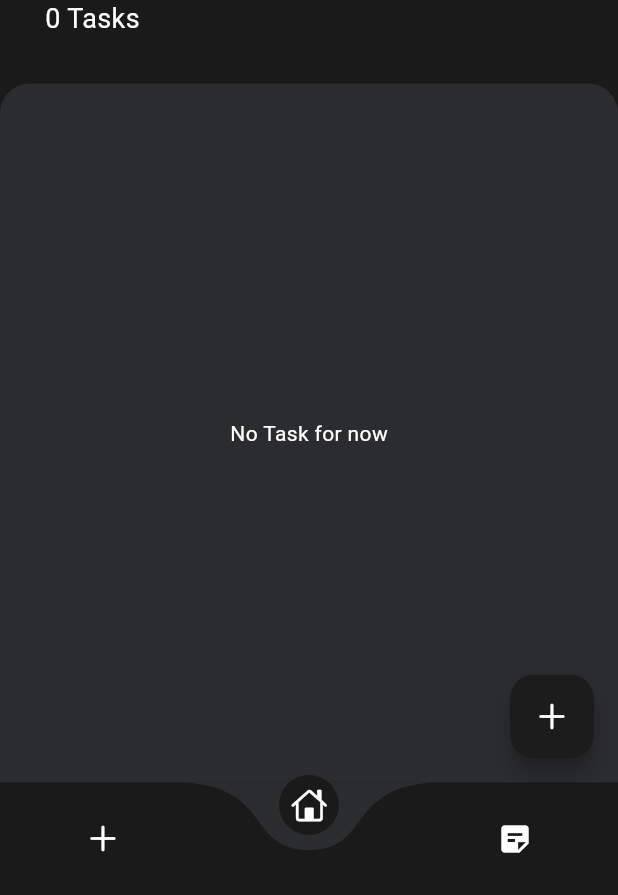
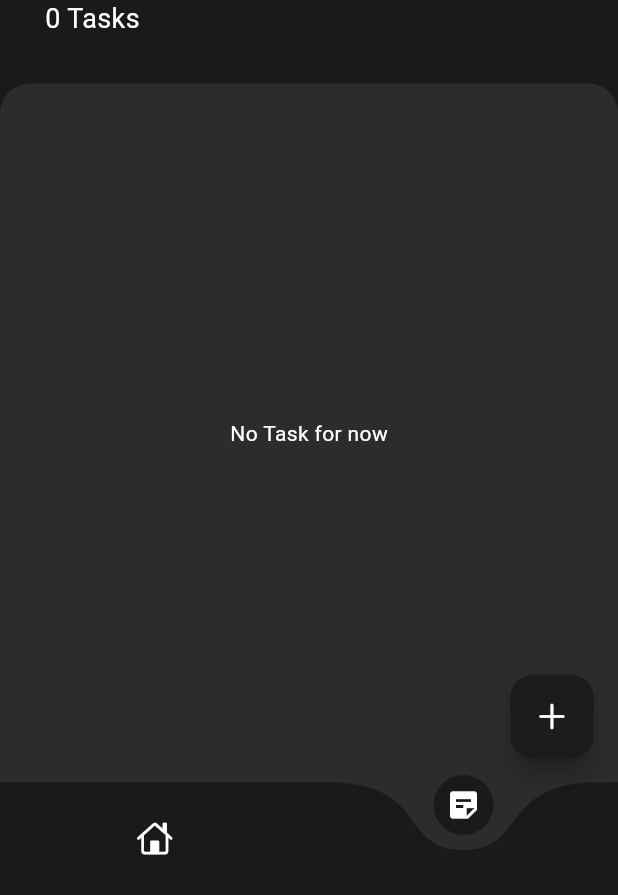
Before and after one commit to yigitalisonmez/to_do_app_flutter, a Flutter app: the screen it shows after launch, on a phone screen of 412 x 824 dp, the part 341-1236 px from its top. Run offline on Flutter 3.47's test engine with Material 3 defaults, Android fonts, the light colour scheme and no system bars; drawn by our look-alikes of curved_navigation_bar; our stand-ins replace auto_route, auto_size_text, cloud_firestore, firebase_core, hive, hive_flutter; missing offline and left inert: flutter_quill; accounts and stored records are empty; Roboto replaces fonts that are missing (DotGothic16).

Commit message:
implement auto_route for navigation

```diff
--- a/lib/models/task/task_data.dart
+++ b/lib/models/task/task_data.dart
@@ -3,7 +3,6 @@ import 'package:flutter/cupertino.dart';
 import 'package:flutter/material.dart';
 import 'package:todoey_flutter/models/task/task.dart';
 import 'package:cloud_firestore/cloud_firestore.dart';
-import 'package:todoey_flutter/screens/todo_screen/todo_screen.dart';
 
 class TaskData extends ChangeNotifier {
   final Stream<QuerySnapshot<Map<String, dynamic>>>? stream =
--- a/lib/screens/todo_screen/sub_view/navigation_bar.dart
+++ b/lib/screens/todo_screen/sub_view/navigation_bar.dart
@@ -8,7 +8,6 @@ _bottomNavigationBar(BuildContext context) {
     backgroundColor: Theme.of(context).colorScheme.primary,
     onTap: (idx) => provider.changeSelectedIdx(idx),
     items: [
-      Icon(CupertinoIcons.add),
       Icon(CupertinoIcons.home),
       Icon(Icons.sticky_note_2),
     ],
--- a/lib/screens/todo_screen/view_model/todo_screen_view_model.dart
+++ b/lib/screens/todo_screen/view_model/todo_screen_view_model.dart
@@ -1,6 +1,9 @@
+import 'package:auto_route/auto_route.dart';
 import 'package:flutter/cupertino.dart';
 
-enum Pages { Todo, Notes, Routines }
+enum Pages { Todo, Notes }
+
+List<Pages> pages = [Pages.Todo, Pages.Notes];
 
 class TodoScreenViewModel extends ChangeNotifier {
   int selectedNavBarIdx = 1;
@@ -10,9 +13,12 @@ class TodoScreenViewModel extends ChangeNotifier {
     notifyListeners();
   }
 
-  void navigate(int index) {
-/*    switch (Pages.Todo) {
+  void navigate(int index, BuildContext context) {
+    switch (pages[index]) {
       case Pages.Todo:
-    }*/
+        context.router.navigateNamed('/todo-screen');
+      case Pages.Notes:
+        context.router.navigateNamed('/notes-screen');
+    }
   }
 }
```
Also changed, not shown: lib/helpers/routes/app_router.gr.dart (added).
